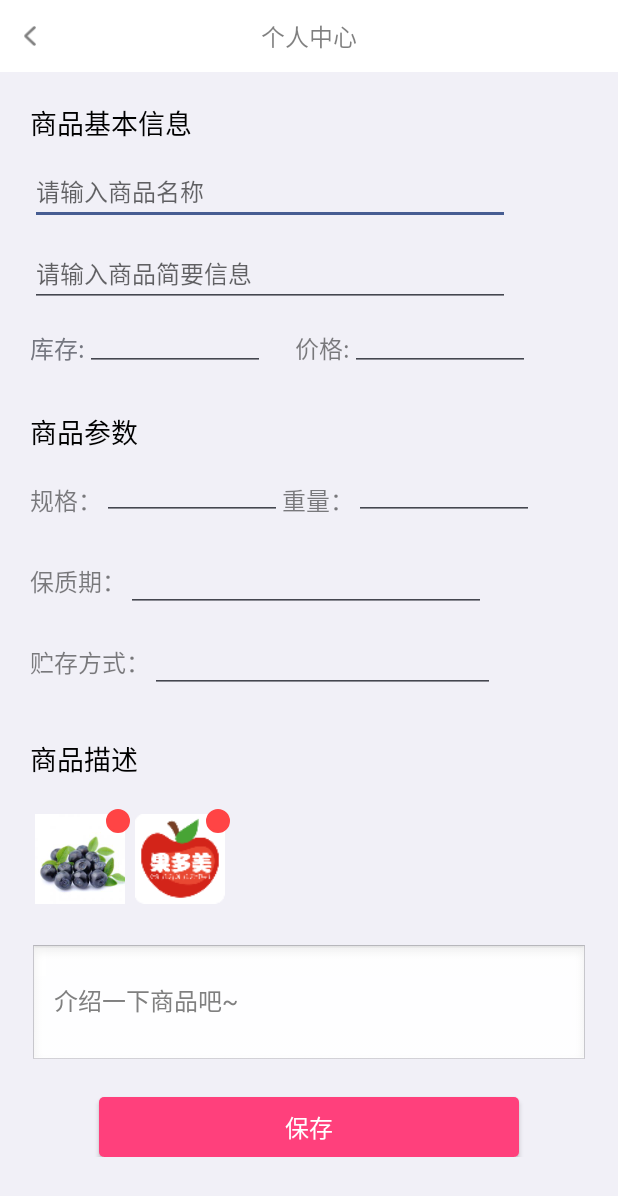
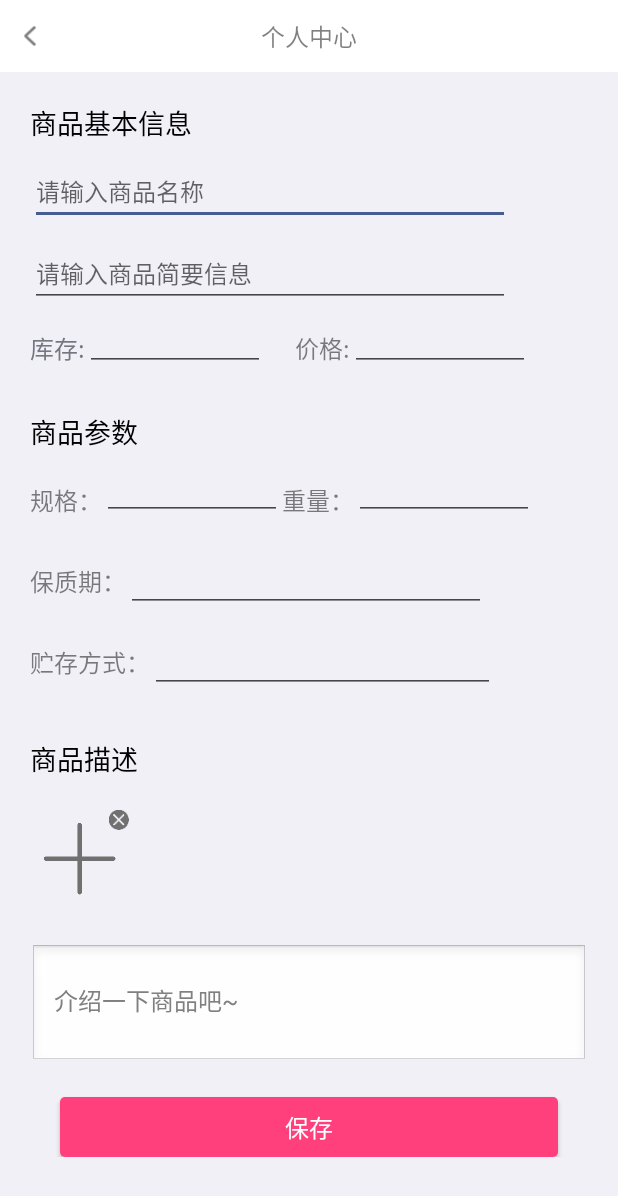
Before and after one commit to tearsmile/Fruit, an Android app: the GoodsEditActivity screen opened directly, with no data from a screen before it, on a phone screen of 412 x 824 dp. Shown: the top 1196 px of the screen. Run offline under Robolectric (Android 15) with nearby library versions, the phone set to English and light mode, and no system bars; our stand-ins replace CircleImageView; 1 statement that could not run was skipped.

Commit message:
edit pic

```diff
--- a/app/src/main/java/com/bowl/fruit/ui/seller/SellerActivity.kt
+++ b/app/src/main/java/com/bowl/fruit/ui/seller/SellerActivity.kt
@@ -4,7 +4,6 @@ import android.app.Fragment
 import android.os.Bundle
 import com.bowl.fruit.fruit.R
 import com.bowl.fruit.ui.BaseActivity
-import com.bowl.fruit.ui.buyer.enter.HomeFragment
 import com.bowl.fruit.ui.seller.enter.GoodsFragment
 import com.bowl.fruit.ui.seller.enter.MsgFragment
 import com.bowl.fruit.ui.seller.enter.OrderFragment
@@ -58,7 +57,7 @@ class SellerActivity:BaseActivity() {
 //        if(mMessageFragment != null ) fragmentTransaction.hide(mMessageFragment)
 //        if(mMineFragment != null ) fragmentTransaction.hide(mMineFragment)
         fragmentTransaction.commit()
-        switchToFrag(getOrCreateFragment(HomeFragment::class.java))
+        switchToFrag(getOrCreateFragment(GoodsFragment::class.java))
     }
 
     private fun switchToFrag(fragment:Fragment?){
--- a/app/src/main/java/com/bowl/fruit/ui/seller/goods/GoodsEditActivity.java
+++ b/app/src/main/java/com/bowl/fruit/ui/seller/goods/GoodsEditActivity.java
@@ -16,9 +16,7 @@ import com.bowl.fruit.ui.BaseActivity;
 
 import java.io.File;
 import java.io.IOException;
-import java.text.SimpleDateFormat;
-import java.util.ArrayList;
-import java.util.Date;
+import java.util.LinkedList;
 
 /**
  * Created by CJ on 2018/2/14.
@@ -31,6 +29,7 @@ public class GoodsEditActivity extends BaseActivity {
 
     private RecyclerView mPicList;
     private String mCurrentPhotoPath;
+    private GoodsPictureAdapter mAdapter;
 
 
     @Override
@@ -45,17 +44,17 @@ public class GoodsEditActivity extends BaseActivity {
 
         LinearLayoutManager mLayoutManager = new LinearLayoutManager(this, LinearLayoutManager.HORIZONTAL, false);
         mPicList.setLayoutManager(mLayoutManager);
-        final GoodsPictureAdapter adapter = new GoodsPictureAdapter(this);
-        mPicList.setAdapter(adapter);
-        adapter.setOnItemClickListener(new GoodsPictureAdapter.OnItemClickListener() {
+        mAdapter = new GoodsPictureAdapter(this);
+        mPicList.setAdapter(mAdapter);
+        mAdapter.setOnItemClickListener(new GoodsPictureAdapter.OnItemClickListener() {
             @Override
             public void onItemClick(View view, int index) {
-                if(index == adapter.getItemCount() - 2){
+                if(index == mAdapter.getItemCount() - 1){
                     pickPhoto();
                 }
             }
         });
-        adapter.update(new ArrayList<String>());
+        mAdapter.update(new LinkedList<String>());
 
     }
 
@@ -81,7 +80,7 @@ public class GoodsEditActivity extends BaseActivity {
         File image = null;
         try {
             image = File.createTempFile(
-                    generateFileName(),  /* prefix */
+                    System.currentTimeMillis() + "",  /* prefix */
                     ".jpg",         /* suffix */
                     storageDir      /* directory */
             );
@@ -91,12 +90,6 @@ public class GoodsEditActivity extends BaseActivity {
 
         mCurrentPhotoPath = image.getAbsolutePath();
         return image;
-    }
-
-    public static String generateFileName() {
-        String timeStamp = new SimpleDateFormat("yyyyMMdd_HHmmss").format(new Date());
-        String imageFileName = "JPEG_" + timeStamp + "_";
-        return imageFileName;
     }
 
     private void pickPhoto() {
@@ -120,6 +113,7 @@ public class GoodsEditActivity extends BaseActivity {
 
                 int columnIndex = cursor.getColumnIndexOrThrow(filePathColumn[0]);
                 final String picturePath = cursor.getString(columnIndex);
+                mAdapter.add(picturePath);
                 cursor.close();
             }else if (requestCode == RESULT_CAMERA_IMAGE){
 
--- a/app/src/main/java/com/bowl/fruit/ui/seller/goods/GoodsPictureAdapter.java
+++ b/app/src/main/java/com/bowl/fruit/ui/seller/goods/GoodsPictureAdapter.java
@@ -9,11 +9,10 @@ import android.view.ViewGroup;
 import android.widget.ImageView;
 
 import com.bowl.fruit.fruit.R;
-import com.bowl.fruit.ui.buyer.order.RecyclerItemView;
+import com.nostra13.universalimageloader.core.ImageLoader;
 
-import java.util.ArrayList;
+import java.util.LinkedList;
 import java.util.List;
-import java.util.zip.Inflater;
 
 /**
  * Created by CJ on 2018/2/14.
@@ -23,7 +22,7 @@ public class GoodsPictureAdapter extends RecyclerView.Adapter<GoodsPictureAdapte
 
         private Context mContext;
         private List<String> mUrls;
-        private List<Integer> mData;
+//        private List<Integer> mData;
 
 //    private int mWidth, mHeight;
 
@@ -32,19 +31,23 @@ public class GoodsPictureAdapter extends RecyclerView.Adapter<GoodsPictureAdapte
 
         public GoodsPictureAdapter(Context context) {
             mContext = context;
-            mData = new ArrayList<>();
+            mUrls =  new LinkedList<>();
+//            mData = new ArrayList<>();
 //        mHeight = DensityUtil.dip2px(mContext, 56);
 //        mWidth = mHeight;
         }
 
         public void update(List<String> urls) {
 //        mUrls = urls;
-            mData.add(R.drawable.fruit);
-            mData.add(R.mipmap.logo);
-//            mData.add(R.drawable.fruit);
-//            mData.add(R.mipmap.logo);
-//            mData.add(R.drawable.fruit);
-//            mData.add(R.mipmap.logo);
+            mUrls.clear();
+            mUrls.addAll(urls);
+            mUrls.add("default");
+
+            notifyDataSetChanged();
+        }
+
+        public void add(String url){
+            mUrls.add(0,url);
             notifyDataSetChanged();
         }
 //
@@ -66,7 +69,12 @@ public class GoodsPictureAdapter extends RecyclerView.Adapter<GoodsPictureAdapte
         @Override
         public void onBindViewHolder(final PictureViewHolder holder, final int position) {
 //        loadImage(holder.imageView, mUrls.get(position));
-            holder.imageView.setImageResource(mData.get(position));
+            if(position == mUrls.size() - 1){
+                holder.imageView.setImageResource(R.drawable.add);
+            }else {
+                loadImage(holder.imageView,mUrls.get(position));
+//                holder.imageView.setImageResource(R.drawable.ic_back);
+            }
 //        if(position==mSelectedIndex) {
 //            holder.mask.setSelected(true);
 //        } else {
@@ -84,7 +92,7 @@ public class GoodsPictureAdapter extends RecyclerView.Adapter<GoodsPictureAdapte
 
         @Override
         public int getItemCount() {
-            return mData==null?0:mData.size();
+            return mUrls==null?0:mUrls.size();
         }
 
         private void loadImage(final ImageView imageView, final String url) {
@@ -93,6 +101,10 @@ public class GoodsPictureAdapter extends RecyclerView.Adapter<GoodsPictureAdapte
             if(!TextUtils.isEmpty(tag)&&tag.equals(url)) {
                 return;
             }
+
+            imageView.setTag(url);
+//            imageView.setImageResource(R.drawable.ic_back);
+            ImageLoader.getInstance().displayImage("file://" + url,imageView);
 
 //        Observable.just(url)
 //                .map(new Func1<String, Bitmap>() {
--- a/app/src/main/res/layout/activity_goods_edit.xml
+++ b/app/src/main/res/layout/activity_goods_edit.xml
@@ -215,11 +215,13 @@
 
             <Button
                 android:id="@+id/btn_save"
-                android:layout_width="280dp"
+                android:layout_width="match_parent"
                 android:layout_height="40dp"
                 android:layout_below="@id/rl_detail"
                 android:layout_centerHorizontal="true"
                 android:layout_marginTop="20dp"
+                android:layout_marginLeft="20dp"
+                android:layout_marginRight="20dp"
                 android:background="@drawable/bg_button"
                 android:text="保存"
                 android:textColor="@color/white"
--- a/app/src/main/res/layout/common_title.xml
+++ b/app/src/main/res/layout/common_title.xml
@@ -22,5 +22,5 @@
         android:paddingRight="12dp"
         android:textColor="#80000000"
         android:textSize="15sp"
-        android:visibility="gone"/>
+        />
 </RelativeLayout>
--- a/app/src/main/res/layout/item_seller_pic.xml
+++ b/app/src/main/res/layout/item_seller_pic.xml
@@ -12,13 +12,14 @@
         />
     <ImageView
         android:id="@+id/delete"
-        android:layout_width="16dp"
-        android:layout_height="16dp"
+        android:layout_width="24dp"
+        android:layout_height="24dp"
+        android:padding="5dp"
         android:layout_alignRight="@id/image"
         android:layout_alignTop="@id/image"
-        android:layout_marginRight="-3dp"
-        android:layout_marginTop="-3dp"
-        android:src="@drawable/app_red_circle"
+        android:layout_marginRight="-8dp"
+        android:layout_marginTop="-8dp"
+        android:src="@drawable/icon_delete"
         android:visibility="visible"
         />
 </RelativeLayout>
```
Also changed, not shown: app/src/main/java/com/bowl/fruit/FruitApplication.java (+28 -0 lines), app/src/main/java/com/bowl/fruit/ui/seller/enter/GoodsFragment.java (+22 -0 lines), app/src/main/java/com/bowl/fruit/ui/user/LoginActivity.kt (+8 -2 lines), app/src/main/res/drawable-xxhdpi/add.png (added), app/src/main/res/drawable-xxhdpi/icon_close.png (added), app/src/main/res/drawable-xxhdpi/icon_delete.png (added).
